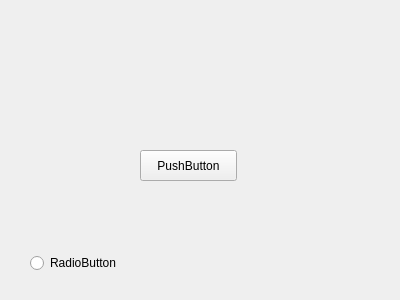
First picture: the form in src/ui/editorwidgets/qgsrelreferenceconfigdlgbase.ui, repository daveisfera/QGIS, before the edit.
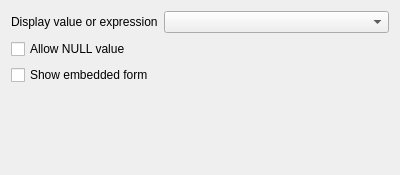
Second picture: the form after the edit.

```diff
--- a/src/ui/editorwidgets/qgsrelreferenceconfigdlgbase.ui
+++ b/src/ui/editorwidgets/qgsrelreferenceconfigdlgbase.ui
@@ -7,38 +7,38 @@
     <x>0</x>
     <y>0</y>
     <width>400</width>
-    <height>300</height>
+    <height>175</height>
    </rect>
   </property>
   <property name="windowTitle">
    <string>Dialog</string>
   </property>
-  <widget class="QPushButton" name="pushButton">
-   <property name="geometry">
-    <rect>
-     <x>140</x>
-     <y>150</y>
-     <width>97</width>
-     <height>31</height>
-    </rect>
-   </property>
+  <layout class="QFormLayout" name="formLayout">
+   <item row="0" column="0">
+    <widget class="QLabel" name="label">
    <property name="text">
-    <string>PushButton</string>
-   </property>
-  </widget>
-  <widget class="QRadioButton" name="radioButton">
-   <property name="geometry">
-    <rect>
-     <x>30</x>
-     <y>250</y>
-     <width>109</width>
-     <height>26</height>
-    </rect>
-   </property>
+      <string>Display value or expression</string>
+     </property>
+    </widget>
+   </item>
+   <item row="0" column="1">
+    <widget class="QComboBox" name="mComboDisplayField"/>
+   </item>
+   <item row="1" column="0" colspan="2">
+    <widget class="QCheckBox" name="mCbxAllowNull">
+     <property name="text">
+      <string>Allow NULL value</string>
+     </property>
+    </widget>
+   </item>
+   <item row="2" column="0" colspan="2">
+    <widget class="QCheckBox" name="mCbxShowForm">
    <property name="text">
-    <string>RadioButton</string>
-   </property>
-  </widget>
+      <string>Show embedded form</string>
+     </property>
+    </widget>
+   </item>
+  </layout>
  </widget>
  <resources/>
  <connections/>
```
Lines whose indentation alone changed are shown as unchanged.
